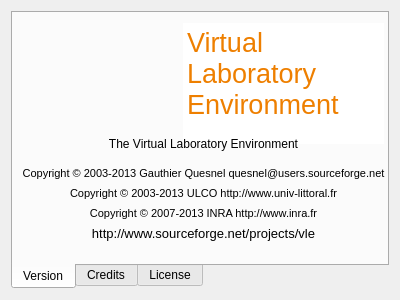
vle-forge/vle, file src/vle/gvle/aboutbox.ui: the form before one commit.
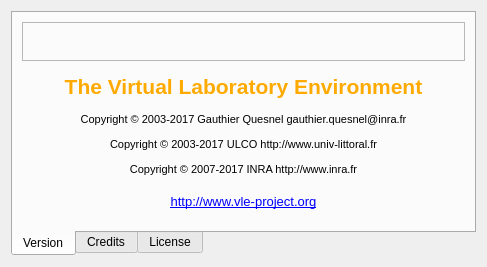
The form after the commit. The open tabs and pages were chosen to show the change. Icons and pictures are not drawn.

Commit message:
gvle: update aboutbox
- Update the design when dialog box is resized.
- Update list of contributor (merge vle, rvle, pyvle, package).
- Add VLE's version into dialog box.

What changed in the file:
```diff
--- a/src/vle/gvle/aboutbox.ui
+++ b/src/vle/gvle/aboutbox.ui
@@ -9,15 +9,15 @@
    <rect>
     <x>0</x>
     <y>0</y>
-    <width>400</width>
-    <height>300</height>
+    <width>487</width>
+    <height>267</height>
    </rect>
   </property>
   <property name="windowTitle">
    <string>About VLE</string>
   </property>
-  <layout class="QGridLayout" name="gridLayout">
-   <item row="0" column="0">
+  <layout class="QHBoxLayout" name="horizontalLayout_2">
+   <item>
     <widget class="QTabWidget" name="tabWidget">
      <property name="tabPosition">
       <enum>QTabWidget::South</enum>
@@ -29,14 +29,11 @@
       <attribute name="title">
        <string>Version</string>
       </attribute>
+      <layout class="QVBoxLayout" name="verticalLayout_2">
+       <item>
       <widget class="QLabel" name="label">
-       <property name="geometry">
-        <rect>
-         <x>30</x>
-         <y>20</y>
-         <width>131</width>
-         <height>81</height>
-        </rect>
+         <property name="frameShape">
+          <enum>QFrame::StyledPanel</enum>
        </property>
        <property name="text">
         <string/>
@@ -44,60 +41,21 @@
        <property name="pixmap">
         <pixmap resource="gvle.qrc">:/logo/resources/logo/logo.png</pixmap>
        </property>
-      </widget>
+         <property name="scaledContents">
+          <bool>false</bool>
+         </property>
+         <property name="alignment">
+          <set>Qt::AlignCenter</set>
+         </property>
+         <property name="openExternalLinks">
+          <bool>true</bool>
+         </property>
+        </widget>
+       </item>
+       <item>
       <widget class="QLabel" name="label_2">
-       <property name="geometry">
-        <rect>
-         <x>0</x>
-         <y>120</y>
-         <width>381</width>
-         <height>21</height>
-        </rect>
-       </property>
        <property name="text">
-        <string>The Virtual Laboratory Environment</string>
-       </property>
-       <property name="alignment">
-        <set>Qt::AlignCenter</set>
-       </property>
-      </widget>
-      <widget class="QLabel" name="label_3">
-       <property name="geometry">
-        <rect>
-         <x>5</x>
-         <y>190</y>
-         <width>371</width>
-         <height>21</height>
-        </rect>
-       </property>
-       <property name="font">
-        <font>
-         <pointsize>8</pointsize>
-        </font>
-       </property>
-       <property name="text">
-        <string>Copyright © 2007-2013 INRA http://www.inra.fr</string>
-       </property>
-       <property name="alignment">
-        <set>Qt::AlignCenter</set>
-       </property>
-      </widget>
-      <widget class="QLabel" name="label_4">
-       <property name="geometry">
-        <rect>
-         <x>5</x>
-         <y>210</y>
-         <width>371</width>
-         <height>21</height>
-        </rect>
-       </property>
-       <property name="font">
-        <font>
-         <pointsize>10</pointsize>
-        </font>
-       </property>
-       <property name="text">
-        <string>http://www.sourceforge.net/projects/vle</string>
+          <string>&lt;html&gt;&lt;head/&gt;&lt;body&gt;&lt;p&gt;&lt;span style=&quot; font-size:16pt; font-weight:600; color:#ffaa00;&quot;&gt;The Virtual Laboratory Environment&lt;/span&gt;&lt;/p&gt;&lt;/body&gt;&lt;/html&gt;</string>
        </property>
        <property name="textFormat">
         <enum>Qt::AutoText</enum>
@@ -105,87 +63,51 @@
        <property name="alignment">
         <set>Qt::AlignCenter</set>
        </property>
-      </widget>
-      <widget class="QLabel" name="label_5">
-       <property name="geometry">
-        <rect>
-         <x>0</x>
-         <y>170</y>
-         <width>381</width>
-         <height>21</height>
-        </rect>
-       </property>
-       <property name="font">
-        <font>
-         <pointsize>8</pointsize>
-        </font>
-       </property>
-       <property name="text">
-        <string>Copyright © 2003-2013 ULCO http://www.univ-littoral.fr</string>
-       </property>
-       <property name="alignment">
-        <set>Qt::AlignCenter</set>
-       </property>
-      </widget>
+         <property name="openExternalLinks">
+          <bool>true</bool>
+         </property>
+        </widget>
+       </item>
+       <item>
       <widget class="QLabel" name="label_6">
-       <property name="geometry">
-        <rect>
-         <x>5</x>
-         <y>150</y>
-         <width>371</width>
-         <height>21</height>
-        </rect>
-       </property>
        <property name="font">
         <font>
          <pointsize>8</pointsize>
         </font>
        </property>
        <property name="text">
-        <string>Copyright © 2003-2013 Gauthier Quesnel quesnel@users.sourceforge.net</string>
+          <string>&lt;html&gt;&lt;head/&gt;&lt;body&gt;&lt;p&gt;Copyright © 2003-2017 Gauthier Quesnel gauthier.quesnel@inra.fr&lt;/p&gt;&lt;p&gt;Copyright © 2003-2017 ULCO http://www.univ-littoral.fr&lt;/p&gt;&lt;p&gt;Copyright © 2007-2017 INRA http://www.inra.fr&lt;/p&gt;&lt;/body&gt;&lt;/html&gt;</string>
        </property>
        <property name="alignment">
         <set>Qt::AlignCenter</set>
        </property>
       </widget>
-      <widget class="QTextBrowser" name="textBrowser_3">
-       <property name="geometry">
-        <rect>
-         <x>170</x>
-         <y>10</y>
-         <width>201</width>
-         <height>121</height>
-        </rect>
-       </property>
+       </item>
+       <item>
+        <widget class="QLabel" name="label_4">
        <property name="font">
         <font>
-         <pointsize>22</pointsize>
-        </font>
-       </property>
-       <property name="frameShape">
-        <enum>QFrame::NoFrame</enum>
-       </property>
-       <property name="frameShadow">
-        <enum>QFrame::Plain</enum>
-       </property>
-       <property name="lineWidth">
-        <number>0</number>
-       </property>
-       <property name="html">
-        <string>&lt;!DOCTYPE HTML PUBLIC &quot;-//W3C//DTD HTML 4.0//EN&quot; &quot;http://www.w3.org/TR/REC-html40/strict.dtd&quot;&gt;
-&lt;html&gt;&lt;head&gt;&lt;meta name=&quot;qrichtext&quot; content=&quot;1&quot; /&gt;&lt;style type=&quot;text/css&quot;&gt;
-p, li { white-space: pre-wrap; }
-&lt;/style&gt;&lt;/head&gt;&lt;body style=&quot; font-family:'Cantarell'; font-size:22pt; font-weight:400; font-style:normal;&quot;&gt;
-&lt;p style=&quot; margin-top:0px; margin-bottom:0px; margin-left:0px; margin-right:0px; -qt-block-indent:0; text-indent:0px;&quot;&gt;&lt;span style=&quot; font-size:20pt; color:#ee7f00;&quot;&gt;Virtual&lt;br /&gt;Laboratory&lt;br /&gt;Environment&lt;/span&gt;&lt;/p&gt;&lt;/body&gt;&lt;/html&gt;</string>
-       </property>
-      </widget>
-      <zorder>textBrowser_3</zorder>
-      <zorder>label</zorder>
-      <zorder>label_2</zorder>
-      <zorder>label_3</zorder>
-      <zorder>label_4</zorder>
-      <zorder>label_5</zorder>
-      <zorder>label_6</zorder>
+           <pointsize>10</pointsize>
+          </font>
+         </property>
+         <property name="text">
+          <string>&lt;html&gt;&lt;head/&gt;&lt;body&gt;&lt;p&gt;&lt;a href=&quot;http://www.vle-project.org&quot;&gt;&lt;span style=&quot; text-decoration: underline; color:#0000ff;&quot;&gt;http://www.vle-project.org&lt;/span&gt;&lt;/a&gt;&lt;/p&gt;&lt;/body&gt;&lt;/html&gt;</string>
+         </property>
+         <property name="textFormat">
+          <enum>Qt::AutoText</enum>
+         </property>
+         <property name="alignment">
+          <set>Qt::AlignCenter</set>
+         </property>
+         <property name="openExternalLinks">
+          <bool>true</bool>
+         </property>
+         <property name="textInteractionFlags">
+          <set>Qt::LinksAccessibleByMouse</set>
+         </property>
+        </widget>
+       </item>
+      </layout>
      </widget>
      <widget class="QWidget" name="tabCredits">
       <attribute name="title">
```
Left out of the diff: 121 changed lines with no effect on the pictures. Lines whose indentation alone changed are shown as unchanged. The commit also changes 1 other file.
